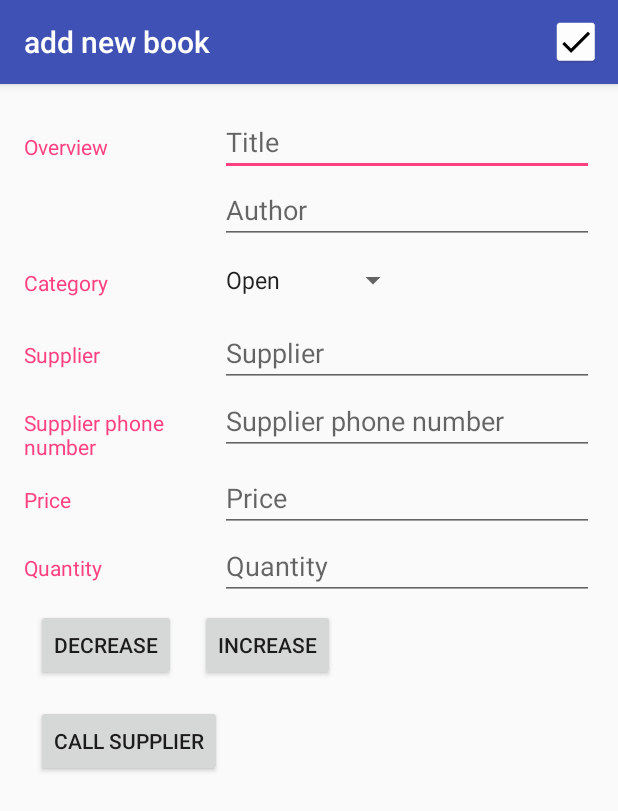
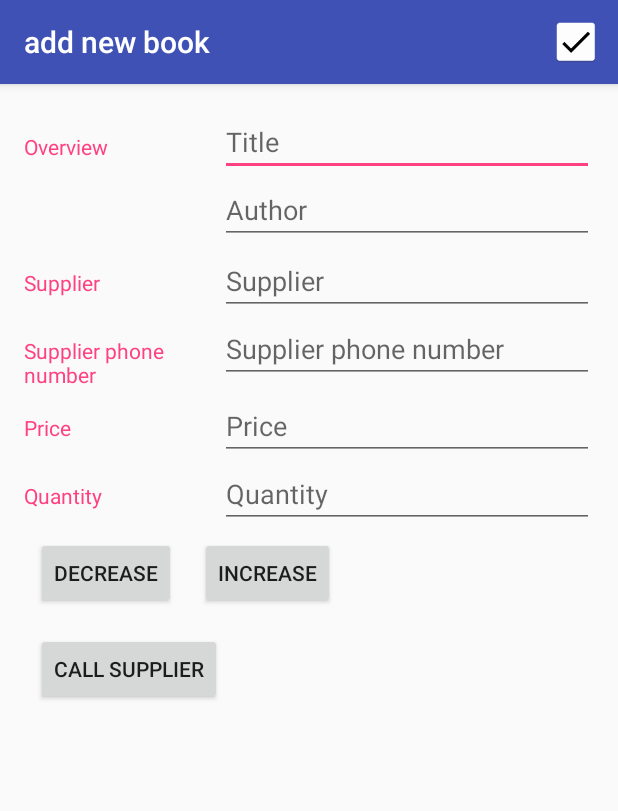
Before and after one commit to idzikowskijedrzej/InventoryApp2, an Android app: the screen it shows after launch (EditActivity), after a tap on an icon or button, on a phone screen of 412 x 824 dp. Shown: the top 811 px of the screen. Run offline under Robolectric (Android 15) with nearby library versions, the phone set to English and light mode, and no system bars.

Commit message:
Category spinner deleted

```diff
--- a/app/src/main/java/com/example/jedrzej/inventoryapp2/BookCursorAdapter.java
+++ b/app/src/main/java/com/example/jedrzej/inventoryapp2/BookCursorAdapter.java
@@ -62,8 +62,6 @@ public class BookCursorAdapter extends CursorAdapter {
             }
         });
 
-        // If the book name or author is empty string or null
-        // sue default text that says "Unknown breed", so the TextView isn't blank.
         if (TextUtils.isEmpty(bookAuthor)) {
             bookAuthor = context.getString(R.string.unknown_author);
         }
--- a/app/src/main/java/com/example/jedrzej/inventoryapp2/EditActivity.java
+++ b/app/src/main/java/com/example/jedrzej/inventoryapp2/EditActivity.java
@@ -17,11 +17,8 @@ import android.view.Menu;
 import android.view.MenuItem;
 import android.view.MotionEvent;
 import android.view.View;
-import android.widget.AdapterView;
-import android.widget.ArrayAdapter;
 import android.widget.Button;
 import android.widget.EditText;
-import android.widget.Spinner;
 import android.widget.Toast;
 
 import com.example.jedrzej.inventoryapp2.data.BookContract.BookEntry;
@@ -37,12 +34,10 @@ public class EditActivity extends AppCompatActivity implements
 
     private EditText nameEditText;
     private EditText authorEditText;
-    private Spinner categorySpinner;
     private EditText supplierEditText;
     private EditText supplierPhoneEditText;
     private EditText priceEditText;
     private EditText quantityEditText;
-    private int category = BookEntry.CATEGORY_UNKNOWN;
 
     //Boolean flag that keeps track of whether the book has been edited or not
     private boolean bookHasChanged = false;
@@ -84,7 +79,6 @@ public class EditActivity extends AppCompatActivity implements
         // Find all relevant views that we will need to read user input from
         nameEditText = findViewById(R.id.edit_book_name);
         authorEditText = findViewById(R.id.edit_book_author);
-        categorySpinner = findViewById(R.id.spinner_category);
         supplierEditText = findViewById(R.id.edit_supplier);
         supplierPhoneEditText = findViewById(R.id.edit_supplier_phone);
         priceEditText = findViewById(R.id.edit_book_price);
@@ -135,44 +129,9 @@ public class EditActivity extends AppCompatActivity implements
         supplierEditText.setOnTouchListener(mTouchListener);
         supplierPhoneEditText.setOnTouchListener(mTouchListener);
         priceEditText.setOnTouchListener(mTouchListener);
-        categorySpinner.setOnTouchListener(mTouchListener);
         quantityEditText.setOnTouchListener(mTouchListener);
-
-        setupSpinner();
     }
 
-    //Setup the dropdown spinner that allows the user to select the category of the book.
-    private void setupSpinner() {
-        ArrayAdapter categorySpinnerAdapter = ArrayAdapter.createFromResource(this,
-                R.array.array_category_options, android.R.layout.simple_spinner_item);
-
-        // Specify dropdown layout style - simple list view with 1 item per line
-        categorySpinnerAdapter.setDropDownViewResource(android.R.layout.simple_dropdown_item_1line);
-
-        categorySpinner.setAdapter(categorySpinnerAdapter);
-
-        categorySpinner.setOnItemSelectedListener(new AdapterView.OnItemSelectedListener() {
-            @Override
-            public void onItemSelected(AdapterView<?> parent, View view, int position, long id) {
-                String selection = (String) parent.getItemAtPosition(position);
-                if (!TextUtils.isEmpty(selection)) {
-                    if (selection.equals(getString(R.string.category_open))) {
-                        category = BookEntry.CATEGORY_OPEN;
-                    } else if (selection.equals(getString(R.string.category_mature))) {
-                        category = BookEntry.CATEGORY_MATURE;
-                    } else {
-                        category = BookEntry.CATEGORY_UNKNOWN;
-                    }
-                }
-            }
-
-            // Because AdapterView is an abstract class, onNothingSelected must be defined
-            @Override
-            public void onNothingSelected(AdapterView<?> parent) {
-                category = BookEntry.CATEGORY_UNKNOWN;
-            }
-        });
-    }
 
     // Get user input from editor and save book into database.
     private void saveBook() {
@@ -195,7 +154,6 @@ public class EditActivity extends AppCompatActivity implements
             ContentValues values = new ContentValues();
             values.put(BookEntry.COLUMN_BOOK_NAME, nameString);
             values.put(BookEntry.COLUMN_BOOK_AUTHOR, authorString);
-            values.put(BookEntry.COLUMN_BOOK_CATEGORY, category);
             values.put(BookEntry.COLUMN_SUPPLIER, supplierString);
             values.put(BookEntry.COLUMN_SUPPLIER_PHONE, supplierPhoneString);
 
@@ -327,7 +285,6 @@ public class EditActivity extends AppCompatActivity implements
                 BookEntry._ID,
                 BookEntry.COLUMN_BOOK_NAME,
                 BookEntry.COLUMN_BOOK_AUTHOR,
-                BookEntry.COLUMN_BOOK_CATEGORY,
                 BookEntry.COLUMN_SUPPLIER,
                 BookEntry.COLUMN_SUPPLIER_PHONE,
                 BookEntry.COLUMN_BOOK_PRICE,
@@ -355,7 +312,6 @@ public class EditActivity extends AppCompatActivity implements
             // Find the columns of book attributes that we're interested in
             int nameColumnIndex = cursor.getColumnIndex(BookEntry.COLUMN_BOOK_NAME);
             int authorColumnIndex = cursor.getColumnIndex(BookEntry.COLUMN_BOOK_AUTHOR);
-            int categoryColumnIndex = cursor.getColumnIndex(BookEntry.COLUMN_BOOK_CATEGORY);
             int supplierColumnIndex = cursor.getColumnIndex(BookEntry.COLUMN_SUPPLIER);
             int supplierPhoneColumnIndex = cursor.getColumnIndex(BookEntry.COLUMN_SUPPLIER_PHONE);
             int priceColumnIndex = cursor.getColumnIndex(BookEntry.COLUMN_BOOK_PRICE);
@@ -364,7 +320,6 @@ public class EditActivity extends AppCompatActivity implements
             // Extract out the value from the Cursor for the given column index
             String name = cursor.getString(nameColumnIndex);
             String author = cursor.getString(authorColumnIndex);
-            int category = cursor.getInt(categoryColumnIndex);
             String supplier = cursor.getString(supplierColumnIndex);
             String supplierPhone = cursor.getString(supplierPhoneColumnIndex);
             int price = cursor.getInt(priceColumnIndex);
@@ -378,20 +333,6 @@ public class EditActivity extends AppCompatActivity implements
             priceEditText.setText(Integer.toString(price));
             quantityEditText.setText(Integer.toString(quantity));
 
-            // Gender is a dropdown spinner, so map the constant value from the database
-            // into one of the dropdown options (0 is Unknown, 1 is Male, 2 is Female).
-            // Then call setSelection() so that option is displayed on screen as the current selection.
-            switch (category) {
-                case BookEntry.CATEGORY_OPEN:
-                    categorySpinner.setSelection(1);
-                    break;
-                case BookEntry.CATEGORY_MATURE:
-                    categorySpinner.setSelection(2);
-                    break;
-                default:
-                    categorySpinner.setSelection(0);
-                    break;
-            }
         }
     }
 
@@ -404,7 +345,6 @@ public class EditActivity extends AppCompatActivity implements
         supplierPhoneEditText.setText("");
         priceEditText.setText("");
         quantityEditText.setText("");
-        categorySpinner.setSelection(0); // Select "Unknown"
     }
 
     /**
--- a/app/src/main/java/com/example/jedrzej/inventoryapp2/MainActivity.java
+++ b/app/src/main/java/com/example/jedrzej/inventoryapp2/MainActivity.java
@@ -71,7 +71,6 @@ public class MainActivity extends AppCompatActivity implements
         ContentValues values = new ContentValues();
         values.put(BookEntry.COLUMN_BOOK_NAME, "Book");
         values.put(BookEntry.COLUMN_BOOK_AUTHOR, "Author");
-        values.put(BookEntry.COLUMN_BOOK_CATEGORY, BookEntry.CATEGORY_UNKNOWN);
         values.put(BookEntry.COLUMN_SUPPLIER, "Supplier");
         values.put(BookEntry.COLUMN_SUPPLIER_PHONE, "123456789");
         values.put(BookEntry.COLUMN_BOOK_PRICE, 10);
@@ -116,7 +115,6 @@ public class MainActivity extends AppCompatActivity implements
                 BookEntry._ID,
                 BookEntry.COLUMN_BOOK_NAME,
                 BookEntry.COLUMN_BOOK_AUTHOR,
-                BookEntry.COLUMN_BOOK_CATEGORY,
                 BookEntry.COLUMN_SUPPLIER,
                 BookEntry.COLUMN_SUPPLIER_PHONE,
                 BookEntry.COLUMN_BOOK_PRICE,
--- a/app/src/main/java/com/example/jedrzej/inventoryapp2/data/BookContract.java
+++ b/app/src/main/java/com/example/jedrzej/inventoryapp2/data/BookContract.java
@@ -34,31 +34,13 @@ public class BookContract {
         public static final String TABLE_NAME = "books";
         public static final String _ID = BaseColumns._ID;
         public static final String COLUMN_BOOK_NAME ="name";
-        public static final String COLUMN_BOOK_CATEGORY = "category";
         public static final String COLUMN_BOOK_PRICE = "price";
         public static final String COLUMN_BOOK_AUTHOR = "author";
         public static final String COLUMN_SUPPLIER = "supplier";
         public static final String COLUMN_SUPPLIER_PHONE = "supplierPhone";
         public static final String COLUMN_BOOK_QUANTITY = "quantity";
 
-        /**
-         * Possible values of book category.
-         */
-        public static final int CATEGORY_UNKNOWN = 0;
-        public static final int CATEGORY_OPEN = 1;
-        public static final int CATEGORY_MATURE = 2;
 
-
-        /**
-         * Returns whether or not the given category is {@link #CATEGORY_UNKNOWN}, {@link #CATEGORY_MATURE},
-         * or {@link #CATEGORY_OPEN}.
-         */
-        public static boolean isValidCategory(int category) {
-            if (category == CATEGORY_UNKNOWN || category == CATEGORY_OPEN || category == CATEGORY_MATURE  ) {
-                return true;
-            }
-            return false;
-        }
     }
 
 }
--- a/app/src/main/java/com/example/jedrzej/inventoryapp2/data/BookDbHelper.java
+++ b/app/src/main/java/com/example/jedrzej/inventoryapp2/data/BookDbHelper.java
@@ -37,7 +37,6 @@ public class BookDbHelper extends SQLiteOpenHelper {
                 + BookEntry._ID + " INTEGER PRIMARY KEY AUTOINCREMENT, "
                 + BookEntry.COLUMN_BOOK_NAME + " TEXT NOT NULL, "
                 + BookEntry.COLUMN_BOOK_AUTHOR + " TEXT, "
-                + BookEntry.COLUMN_BOOK_CATEGORY + " INTEGER NOT NULL, "
                 + BookEntry.COLUMN_SUPPLIER + " TEXT NOT NULL, "
                 + BookEntry.COLUMN_SUPPLIER_PHONE + " TEXT NOT NULL, "
                 + BookEntry.COLUMN_BOOK_PRICE + " INTEGER NOT NULL DEFAULT 0, "
--- a/app/src/main/res/layout/activity_edit.xml
+++ b/app/src/main/res/layout/activity_edit.xml
@@ -44,33 +44,6 @@
         </LinearLayout>
     </LinearLayout>
 
-    <LinearLayout
-        android:id="@+id/container_gender"
-        android:layout_width="match_parent"
-        android:layout_height="wrap_content"
-        android:orientation="horizontal">
-
-        <!-- Label -->
-        <TextView
-            style="@style/CategoryStyle"
-            android:text="@string/book_category" />
-
-        <!-- Input field -->
-        <LinearLayout
-            android:layout_width="0dp"
-            android:layout_height="wrap_content"
-            android:layout_weight="2"
-            android:orientation="vertical">
-
-            <!-- Gender drop-down spinner -->
-            <Spinner
-                android:id="@+id/spinner_category"
-                android:layout_width="wrap_content"
-                android:layout_height="48dp"
-                android:paddingRight="16dp"
-                android:spinnerMode="dropdown"/>
-        </LinearLayout>
-    </LinearLayout>
 
     <LinearLayout
         android:id="@+id/container_supplier"
--- a/app/src/main/res/values/arrays.xml
+++ /dev/null
@@ -1,8 +0,0 @@
-<?xml version="1.0" encoding="utf-8"?>
-<resources>
-    <string-array name="array_category_options">
-        <item>@string/category_open</item>
-        <item>@string/category_mature</item>
-        <item>@string/category_unknown</item>
-    </string-array>
-</resources>
--- a/app/src/main/res/values/strings.xml
+++ b/app/src/main/res/values/strings.xml
@@ -12,7 +12,6 @@
     <string name="book_hint_name">Title</string>
     <string name="book_hint_author">Author</string>
 
-    <string name="book_category">Category</string>
     <string name="book_supplier">Supplier</string>
     <string name="book_supplier_phone">Supplier phone number</string>
     <string name="book_price">Price</string>
@@ -22,9 +21,6 @@
 
     <string name="call_supplier">Call supplier</string>
 
-    <string name="category_open">Open</string>
-    <string name="category_mature">Mature</string>
-    <string name="category_unknown">Unknown</string>
 
     <string name="unit_price">$</string>
 
@@ -44,5 +40,5 @@
     <string name="delete_book_failed">Error with deleting book.</string>
     <string name="delete_book_successful">Book deleted.</string>
     <string name="call_error">Could not call the supplier, try manually.</string>
-    <string name="required_fields_empty">Product name, supplier name, supplier phone, price and quantity are required. Please, update empty fields</string>
+    <string name="required_fields_empty">Please, update empty fields</string>
 </resources>
```
Also changed, not shown: app/src/main/java/com/example/jedrzej/inventoryapp2/data/BookProvider.java (+0 -13 lines).
